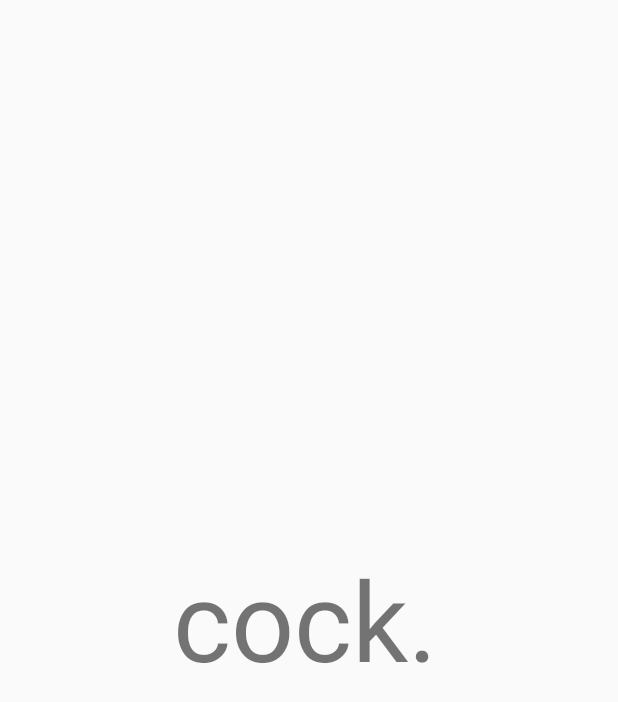
After one commit to Bolt108/ROS_Android_App, an Android app: the layout fragment_home_page.xml on its own in the app's theme, with its tools: preview values and no code run, on a phone screen of 412 x 824 dp. The commit adds this screen. Shown: the top 702 px of the screen. Run offline under Robolectric (Android 15) with nearby library versions, the phone set to English and light mode, and no system bars.

Commit message:
Add homepage.
for ewar

```diff
--- a/app/src/main/java/com/schneewittchen/rosandroid/ui/fragments/main/MainFragment.java
+++ b/app/src/main/java/com/schneewittchen/rosandroid/ui/fragments/main/MainFragment.java
@@ -108,6 +108,8 @@ public class MainFragment extends Fragment implements OnBackPressedListener {
                     case "Map":
                         navController.navigate(R.id.action_to_mapFragment);
                         break;
+                    case "Home":
+                        navController.navigate(R.id.action_to_homePageFragment);
                     default:
                         navController.navigate(R.id.action_to_vizFragment);
                 }
--- /dev/null
+++ b/app/src/main/res/layout/fragment_home_page.xml
@@ -0,0 +1,18 @@
+<?xml version="1.0" encoding="utf-8"?>
+<androidx.constraintlayout.widget.ConstraintLayout xmlns:android="http://schemas.android.com/apk/res/android"
+    xmlns:app="http://schemas.android.com/apk/res-auto"
+    xmlns:tools="http://schemas.android.com/tools"
+    android:layout_width="match_parent"
+    android:layout_height="match_parent">
+
+    <TextView
+        android:id="@+id/textView3"
+        android:layout_width="182dp"
+        android:layout_height="99dp"
+        android:text="cock."
+        app:autoSizeTextType="uniform"
+        app:layout_constraintBottom_toBottomOf="parent"
+        app:layout_constraintEnd_toEndOf="parent"
+        app:layout_constraintStart_toStartOf="parent"
+        app:layout_constraintTop_toTopOf="parent" />
+</androidx.constraintlayout.widget.ConstraintLayout>
--- a/app/src/main/res/layout/fragment_main.xml
+++ b/app/src/main/res/layout/fragment_main.xml
@@ -68,6 +68,12 @@
                         android:layout_width="wrap_content"
                         android:layout_height="wrap_content"
                         android:text="SSH" />
+
+                    <com.google.android.material.tabs.TabItem
+                        android:layout_width="wrap_content"
+                        android:layout_height="wrap_content"
+                        android:text="Home" />
+
                 </com.google.android.material.tabs.TabLayout>
 
             </androidx.appcompat.widget.Toolbar>
```
Also changed, not shown: app/src/main/java/com/schneewittchen/rosandroid/ui/fragments/homePage/homePageFragment.java (added, +45 -0 lines), app/src/main/res/navigation/main_navigation.xml (+11 -0 lines), 1 other file.
